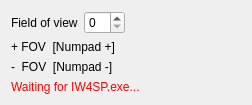
Old version of the form Modern Warfare 2 - FOV Changer/ModernWarfare2FOVChanger.ui in the repository HolmErik/ModernWarfare2FovChanger.
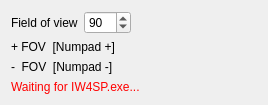
New version of the form.

Commit message: updated readme and increased size of window slightly

Diff of the .ui file:
```diff
--- a/Modern Warfare 2 - FOV Changer/ModernWarfare2FOVChanger.ui
+++ b/Modern Warfare 2 - FOV Changer/ModernWarfare2FOVChanger.ui
@@ -6,7 +6,7 @@
    <rect>
     <x>0</x>
     <y>0</y>
-    <width>252</width>
+    <width>268</width>
     <height>101</height>
    </rect>
   </property>
@@ -30,6 +30,15 @@
         <verstretch>0</verstretch>
        </sizepolicy>
       </property>
+      <property name="minimum">
+       <number>50</number>
+      </property>
+      <property name="maximum">
+       <number>120</number>
+      </property>
+      <property name="value">
+       <number>90</number>
+      </property>
      </widget>
     </item>
     <item row="2" column="0" colspan="2">
```
The commit also changes 2 other files.
